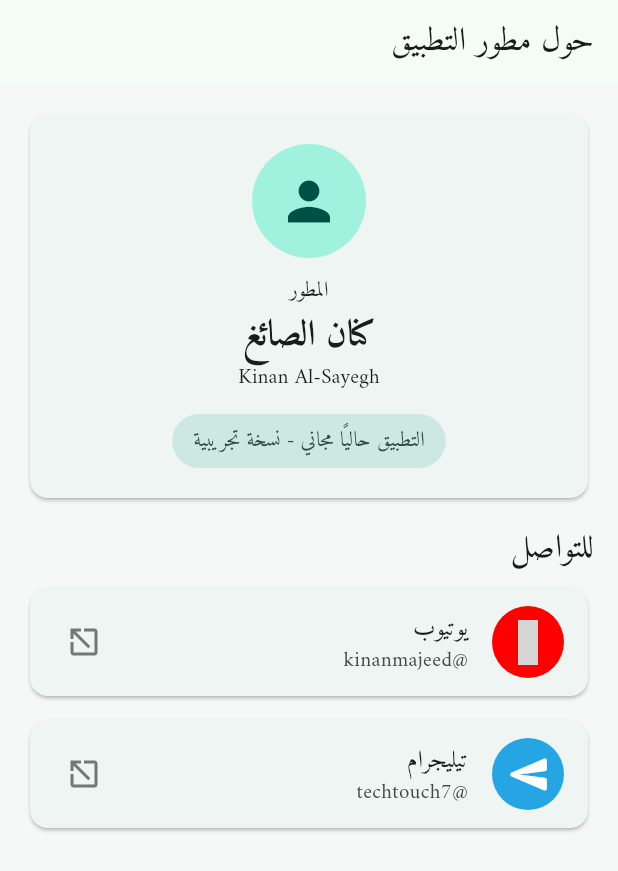
After one commit to techtouchAI/Student-hodor, a Flutter app: the AboutScreen screen opened by its route, on a phone screen of 412 x 824 dp. The commit adds this screen. Shown: the top 871 px of the screen. Run offline on Flutter 3.47's test engine with Material 3 defaults, Android fonts, the light colour scheme and no system bars; our stand-ins replace drift, file_picker, flutter_riverpod, go_router, image_picker, pdf and 4 more; missing offline and left inert: barcode, excel, mobile_scanner, qr; accounts and stored records are empty; statements that could not run were skipped; grey boxes are pictures that could not be loaded.

Commit message:
استبدال «التشخيص والأعطال» بشاشة «حول التطبيق»: تعريف المطوّر وروابط التواصل
- الرئيسية: البلاطة «التشخيص والأعطال» أصبحت «حول التطبيق» (أيقونة info)
- استُبدلت شاشة التشخيص بشاشة AboutScreen: عنوان «حول مطور التطبيق»
  وبطاقة المطوّر (كنان الصائغ / Kinan Al-Sayegh) + «التطبيق حاليًا
  مجاني - نسخة تجريبية» + قسم «للتواصل» بأيقونة يوتيوب وتيليجرام
- فتح الروابط عبر MethodChannel صغيرة في MainActivity (ACTION_VIEW)
  بدون اعتمادية جديدة وبدون صلاحية INTERNET — الأوفلاين غير مكسور
- تحديث مدخلات الإعدادات وصفحة خطأ الراوتر والمسار الداخلي /about
- تسجيل الأعطال الخلفي (AppErrorLog) يعمل كما كان دون عرض في الواجهة

Co-authored-by: arena-agent <297053741+arena-agent@users.noreply.github.com>

```diff
--- a/lib/app.dart
+++ b/lib/app.dart
@@ -13,10 +13,10 @@ import 'package:go_router/go_router.dart';
 
 import 'core/error_guard.dart';
 import 'core/nav.dart';
+import 'features/about/about_screen.dart';
 import 'features/attendance/day_sheet_screen.dart';
 import 'features/badges/badges_screen.dart';
 import 'features/classes/classes_screen.dart';
-import 'features/diagnostics/diagnostics_screen.dart';
 import 'features/export/export_screen.dart';
 import 'features/home/home_screen.dart';
 import 'features/leaves/leaves_screen.dart';
@@ -83,10 +83,9 @@ GoRouter buildRouter() => GoRouter(
           builder: (_, __) => _guarded('settings', const SettingsScreen()),
         ),
         GoRoute(
-          path: '/diagnostics',
-          name: AppRoutes.diagnostics,
-          builder: (_, __) =>
-              _guarded('diagnostics', const DiagnosticsScreen()),
+          path: '/about',
+          name: AppRoutes.about,
+          builder: (_, __) => _guarded('about', const AboutScreen()),
         ),
         GoRoute(
           path: '/students',
@@ -238,9 +237,9 @@ class _RouteErrorScreen extends StatelessWidget {
             const SizedBox(height: 8),
             Center(
               child: OutlinedButton.icon(
-                onPressed: () => context.pushNamed(AppRoutes.diagnostics),
-                icon: const Icon(Icons.bug_report),
-                label: const Text('سجل الأعطال'),
+                onPressed: () => context.pushNamed(AppRoutes.about),
+                icon: const Icon(Icons.info),
+                label: const Text('حول التطبيق'),
               ),
             ),
           ],
--- /dev/null
+++ b/lib/core/app_links.dart
@@ -0,0 +1,30 @@
+/// فتح روابط خارجية (متصفح/يوتيوب/تيليجرام) عبر قناة منصة صغيرة مسجّلة في
+/// `MainActivity` (انظر `android/app/src/main/kotlin/.../MainActivity.kt`).
+///
+/// لا اعتمادية جديدة ولا صلاحية `INTERNET`: النظام يسلّم الرابط لتطبيق
+/// خارجي (متصفح أو تطبيق يوتيوب/تيليجرام) هو من يتصل بالشبكة، فيبقى
+/// التطبيق نفسه أوفلاين كما يقتضي تصميمه (انظر AndroidManifest).
+library;
+
+import 'package:flutter/services.dart';
+
+class AppLinks {
+  AppLinks._();
+
+  static const MethodChannel _channel =
+      MethodChannel('iq.techtouch.student_hodor.links');
+
+  /// يفتح [url] في تطبيق خارجي. يعيد `false` إن لم يتوفر تطبيق يفتح
+  /// الرابط (يبقى الرابط نفسه معروضاً في الواجهة فيمكن نسخه يدوياً).
+  static Future<bool> open(String url) async {
+    try {
+      final Object? ok = await _channel.invokeMethod<bool>(
+        'openUrl',
+        <String, Object>{'url': url},
+      );
+      return ok == true;
+    } on PlatformException catch (_) {
+      return false;
+    }
+  }
+}
--- a/lib/core/nav.dart
+++ b/lib/core/nav.dart
@@ -44,7 +44,7 @@ class AppRoutes {
   static const String leaves = 'leaves';
   static const String years = 'years';
   static const String settings = 'settings';
-  static const String diagnostics = 'diagnostics';
+  static const String about = 'about';
 
   /// رابط صف مبني بترميز صحيح (يُستخدم عند الحاجة لرابط نصي).
   static String classLocation(
--- /dev/null
+++ b/lib/features/about/about_screen.dart
@@ -0,0 +1,146 @@
+/// شاشة «حول التطبيق»: بطاقة تعريف بمطوّر التطبيق وروابط التواصل
+/// (يوتيوب/تيليجرام).
+///
+/// استُبدلت بها شاشة «التشخيص وسجل الأعطال» بطلب المطوّر: الصفحة أصبحت
+/// بطاقة تعريف وروابط تواصل، ولم يعد سجل الأعطال معروضاً عليها.
+/// (آلية تسجيل الأعطال نفسها في `core/error_guard.dart` و`data/error_log.dart`
+/// تعمل كما كانت.)
+library;
+
+import 'package:flutter/material.dart';
+
+import '../../core/app_links.dart';
+
+class AboutScreen extends StatelessWidget {
+  const AboutScreen({super.key});
+
+  static const String _developerAr = 'كنان الصائغ';
+  static const String _developerEn = 'Kinan Al-Sayegh';
+  static const String _youtubeUrl =
+      'https://youtube.com/@kinanmajeed?si=I2yuzJT2rRnEHLVg';
+  static const String _telegramUrl = 'https://t.me/techtouch7';
+
+  @override
+  Widget build(BuildContext context) {
+    final ColorScheme cs = Theme.of(context).colorScheme;
+    final TextTheme tt = Theme.of(context).textTheme;
+    return Scaffold(
+      appBar: AppBar(title: const Text('حول مطور التطبيق')),
+      body: ListView(
+        padding: const EdgeInsets.all(16),
+        children: <Widget>[
+          Card(
+            child: Padding(
+              padding: const EdgeInsets.all(20),
+              child: Column(
+                children: <Widget>[
+                  Container(
+                    width: 76,
+                    height: 76,
+                    decoration: BoxDecoration(
+                      color: cs.primaryContainer,
+                      shape: BoxShape.circle,
+                    ),
+                    child: Icon(
+                      Icons.person,
+                      size: 42,
+                      color: cs.onPrimaryContainer,
+                    ),
+                  ),
+                  const SizedBox(height: 12),
+                  Text('المطور', style: tt.labelLarge),
+                  const SizedBox(height: 4),
+                  Text(
+                    _developerAr,
+                    style: tt.headlineSmall
+                        ?.copyWith(fontWeight: FontWeight.w700),
+                  ),
+                  const SizedBox(height: 2),
+                  Text(_developerEn, style: tt.titleSmall),
+                  const SizedBox(height: 14),
+                  Container(
+                    padding: const EdgeInsets.symmetric(
+                      horizontal: 14,
+                      vertical: 8,
+                    ),
+                    decoration: BoxDecoration(
+                      color: cs.secondaryContainer,
+                      borderRadius: BorderRadius.circular(20),
+                    ),
+                    child: Text(
+                      'التطبيق حاليًا مجاني - نسخة تجريبية',
+                      style: TextStyle(color: cs.onSecondaryContainer),
+                    ),
+                  ),
+                ],
+              ),
+            ),
+          ),
+          const SizedBox(height: 16),
+          Text('للتواصل', style: tt.titleLarge),
+          const SizedBox(height: 8),
+          const _ContactTile(
+            icon: Icons.youtube,
+            color: Color(0xFFFF0000),
+            label: 'يوتيوب',
+            subtitle: '@kinanmajeed',
+            url: _youtubeUrl,
+          ),
+          const SizedBox(height: 8),
+          const _ContactTile(
+            icon: Icons.send_rounded,
+            color: Color(0xFF26A5E4),
+            label: 'تيليجرام',
+            subtitle: '@techtouch7',
+            url: _telegramUrl,
+          ),
+        ],
+      ),
+    );
+  }
+}
+
+/// أيقونة تواصل واحدة: دائرة بلون العلامة مع رمز واضح، وبالضغط عليها
+/// يُفتح الرابط في التطبيق/المتصفح المناسب.
+class _ContactTile extends StatelessWidget {
+  const _ContactTile({
+    required this.icon,
+    required this.color,
+    required this.label,
+    required this.subtitle,
+    required this.url,
+  });
+
+  final IconData icon;
+  final Color color;
+  final String label;
+  final String subtitle;
+  final String url;
+
+  Future<void> _open(BuildContext context) async {
+    final bool opened = await AppLinks.open(url);
+    if (!opened && context.mounted) {
+      ScaffoldMessenger.of(context).showSnackBar(
+        SnackBar(content: Text('تعذر فتح التطبيق — انسخ الرابط: $url')),
+      );
+    }
+  }
+
+  @override
+  Widget build(BuildContext context) => Card(
+        child: ListTile(
+          onTap: () => _open(context),
+          leading: CircleAvatar(
+            radius: 24,
+            backgroundColor: color,
+            child: Icon(icon, color: Colors.white, size: 30),
+          ),
+          title: Text(label),
+          subtitle: Text(subtitle),
+          trailing: Icon(
+            Icons.open_in_new,
+            color: Theme.of(context).colorScheme.outline,
+          ),
+        ),
+      );
+}
--- a/lib/features/home/home_screen.dart
+++ b/lib/features/home/home_screen.dart
@@ -404,9 +404,9 @@ class _HomeState extends ConsumerState<HomeScreen> {
                     onTap: () => _openPin(context, ref, '/settings'),
                   ),
                   _Tile(
-                    icon: Icons.bug_report,
-                    label: 'التشخيص والأعطال',
-                    onTap: () => _push(context, '/diagnostics'),
+                    icon: Icons.info,
+                    label: 'حول التطبيق',
+                    onTap: () => _push(context, '/about'),
                   ),
                 ],
               ),
```
Also changed, not shown: lib/features/diagnostics/diagnostics_screen.dart (deleted, +0 -215 lines), lib/features/settings/settings_screen.dart (+7 -8 lines), 1 other file.
